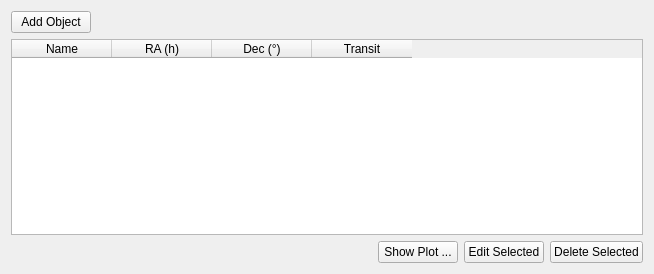
First picture: the form in uifiles/objects_tab.ui, repository prookyon/MonoObsLog2, before the edit.
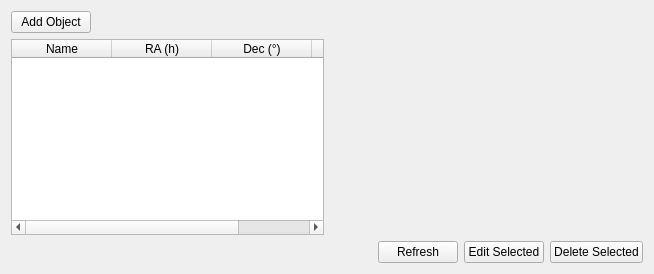
Second picture: the form after the edit. Custom widgets are drawn as their Qt base class.

Commit message: Using Qwt plot instead to get proper labels support.

```diff
--- a/uifiles/objects_tab.ui
+++ b/uifiles/objects_tab.ui
@@ -38,7 +38,7 @@
       </layout>
      </item>
      <item>
-      <layout class="QHBoxLayout" name="horizontalLayout_4">
+      <layout class="QHBoxLayout" name="horizontalLayout_4" stretch="1,1">
        <item>
         <widget class="QTableWidget" name="objectsTable">
          <property name="editTriggers">
@@ -81,6 +81,9 @@
          </column>
         </widget>
        </item>
+       <item>
+        <widget class="QwtPolarPlot" name="polarPlot" native="true"/>
+       </item>
       </layout>
      </item>
      <item>
@@ -104,7 +107,7 @@
           <string>&lt;html&gt;&lt;head/&gt;&lt;body&gt;&lt;p&gt;Shows current view of sky (remember to set correct location in settings! ) with all of the visible objects from the list.&lt;/p&gt;&lt;/body&gt;&lt;/html&gt;</string>
          </property>
          <property name="text">
-          <string>Show Plot ...</string>
+          <string>Refresh</string>
          </property>
         </widget>
        </item>
@@ -128,6 +131,13 @@
    </item>
   </layout>
  </widget>
+ <customwidgets>
+  <customwidget>
+   <class>QwtPolarPlot</class>
+   <extends>QWidget</extends>
+   <header>qwt_polar_plot.h</header>
+  </customwidget>
+ </customwidgets>
  <resources/>
  <connections/>
 </ui>
```
The commit also changes 3 other files.
